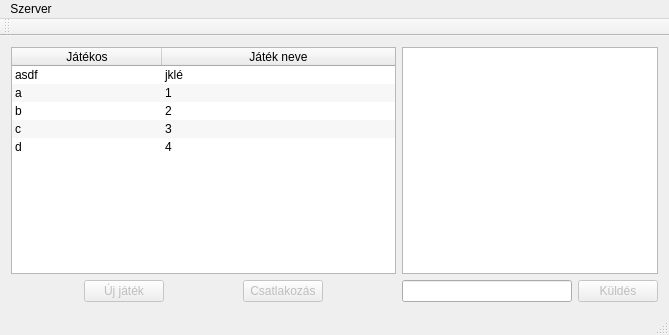
First picture: the form in src/pewpew-artillery/lobbywindow.ui, repository Keki56/linuxHF, before the edit.
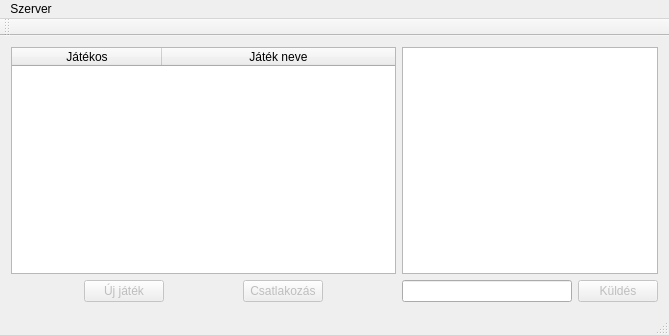
Second picture: the form after the edit.

```diff
--- a/src/pewpew-artillery/lobbywindow.ui
+++ b/src/pewpew-artillery/lobbywindow.ui
@@ -34,9 +34,6 @@
         <property name="showGrid">
          <bool>false</bool>
         </property>
-        <property name="rowCount">
-         <number>5</number>
-        </property>
         <property name="columnCount">
          <number>2</number>
         </property>
@@ -64,11 +61,6 @@
         <attribute name="verticalHeaderDefaultSectionSize">
          <number>17</number>
         </attribute>
-        <row/>
-        <row/>
-        <row/>
-        <row/>
-        <row/>
         <column>
          <property name="text">
           <string>Játékos</string>
@@ -79,56 +71,6 @@
           <string>Játék neve</string>
          </property>
         </column>
-        <item row="0" column="0">
-         <property name="text">
-          <string>asdf</string>
-         </property>
-        </item>
-        <item row="0" column="1">
-         <property name="text">
-          <string>jklé</string>
-         </property>
-        </item>
-        <item row="1" column="0">
-         <property name="text">
-          <string>a</string>
-         </property>
-        </item>
-        <item row="1" column="1">
-         <property name="text">
-          <string>1</string>
-         </property>
-        </item>
-        <item row="2" column="0">
-         <property name="text">
-          <string>b</string>
-         </property>
-        </item>
-        <item row="2" column="1">
-         <property name="text">
-          <string>2</string>
-         </property>
-        </item>
-        <item row="3" column="0">
-         <property name="text">
-          <string>c</string>
-         </property>
-        </item>
-        <item row="3" column="1">
-         <property name="text">
-          <string>3</string>
-         </property>
-        </item>
-        <item row="4" column="0">
-         <property name="text">
-          <string>d</string>
-         </property>
-        </item>
-        <item row="4" column="1">
-         <property name="text">
-          <string>4</string>
-         </property>
-        </item>
        </widget>
       </item>
       <item>
```
Left out of the diff: 17 changed lines with no effect on the pictures.
